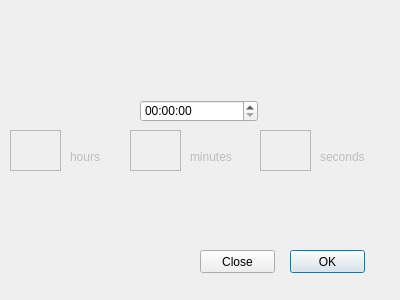
Afohtim/OOP-oof-, file Lab 2/untitled/newtimerwindow.ui: the form before one commit.
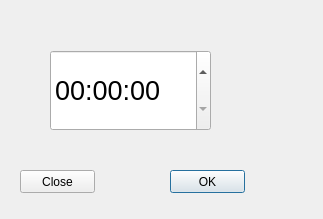
The form after the commit.

Commit message: addend list of timers as widgets

Diff of the .ui file:
```diff
--- a/Lab 2/untitled/newtimerwindow.ui
+++ b/Lab 2/untitled/newtimerwindow.ui
@@ -6,105 +6,18 @@
    <rect>
     <x>0</x>
     <y>0</y>
-    <width>400</width>
-    <height>300</height>
+    <width>323</width>
+    <height>219</height>
    </rect>
   </property>
   <property name="windowTitle">
    <string>Dialog</string>
   </property>
-  <widget class="QPlainTextEdit" name="hoursEdit">
-   <property name="enabled">
-    <bool>false</bool>
-   </property>
-   <property name="geometry">
-    <rect>
-     <x>10</x>
-     <y>130</y>
-     <width>51</width>
-     <height>41</height>
-    </rect>
-   </property>
-  </widget>
-  <widget class="QPlainTextEdit" name="minitesEdit">
-   <property name="enabled">
-    <bool>false</bool>
-   </property>
-   <property name="geometry">
-    <rect>
-     <x>130</x>
-     <y>130</y>
-     <width>51</width>
-     <height>41</height>
-    </rect>
-   </property>
-  </widget>
-  <widget class="QPlainTextEdit" name="secondsEdit">
-   <property name="enabled">
-    <bool>false</bool>
-   </property>
-   <property name="geometry">
-    <rect>
-     <x>260</x>
-     <y>130</y>
-     <width>51</width>
-     <height>41</height>
-    </rect>
-   </property>
-  </widget>
-  <widget class="QLabel" name="hoursLabel">
-   <property name="enabled">
-    <bool>false</bool>
-   </property>
-   <property name="geometry">
-    <rect>
-     <x>70</x>
-     <y>150</y>
-     <width>47</width>
-     <height>13</height>
-    </rect>
-   </property>
-   <property name="text">
-    <string>hours</string>
-   </property>
-  </widget>
-  <widget class="QLabel" name="minutesLabel">
-   <property name="enabled">
-    <bool>false</bool>
-   </property>
-   <property name="geometry">
-    <rect>
-     <x>190</x>
-     <y>150</y>
-     <width>47</width>
-     <height>13</height>
-    </rect>
-   </property>
-   <property name="text">
-    <string>minutes</string>
-   </property>
-  </widget>
-  <widget class="QLabel" name="secondsLabel">
-   <property name="enabled">
-    <bool>false</bool>
-   </property>
-   <property name="geometry">
-    <rect>
-     <x>320</x>
-     <y>150</y>
-     <width>47</width>
-     <height>13</height>
-    </rect>
-   </property>
-   <property name="text">
-    <string>seconds</string>
-   </property>
-  </widget>
   <widget class="QPushButton" name="confirmButton">
    <property name="geometry">
     <rect>
-     <x>290</x>
-     <y>250</y>
+     <x>170</x>
+     <y>170</y>
      <width>75</width>
      <height>23</height>
     </rect>
@@ -116,8 +29,8 @@
   <widget class="QPushButton" name="cancelButton">
    <property name="geometry">
     <rect>
-     <x>200</x>
-     <y>250</y>
+     <x>20</x>
+     <y>170</y>
      <width>75</width>
      <height>23</height>
     </rect>
@@ -129,12 +42,17 @@
   <widget class="QTimeEdit" name="timeSet">
    <property name="geometry">
     <rect>
-     <x>140</x>
-     <y>100</y>
-     <width>118</width>
-     <height>22</height>
+     <x>50</x>
+     <y>50</y>
+     <width>161</width>
+     <height>81</height>
     </rect>
    </property>
+   <property name="font">
+    <font>
+     <pointsize>20</pointsize>
+    </font>
+   </property>
    <property name="displayFormat">
     <string>hh:mm:ss</string>
    </property>
```
The commit also changes 6 other files.
